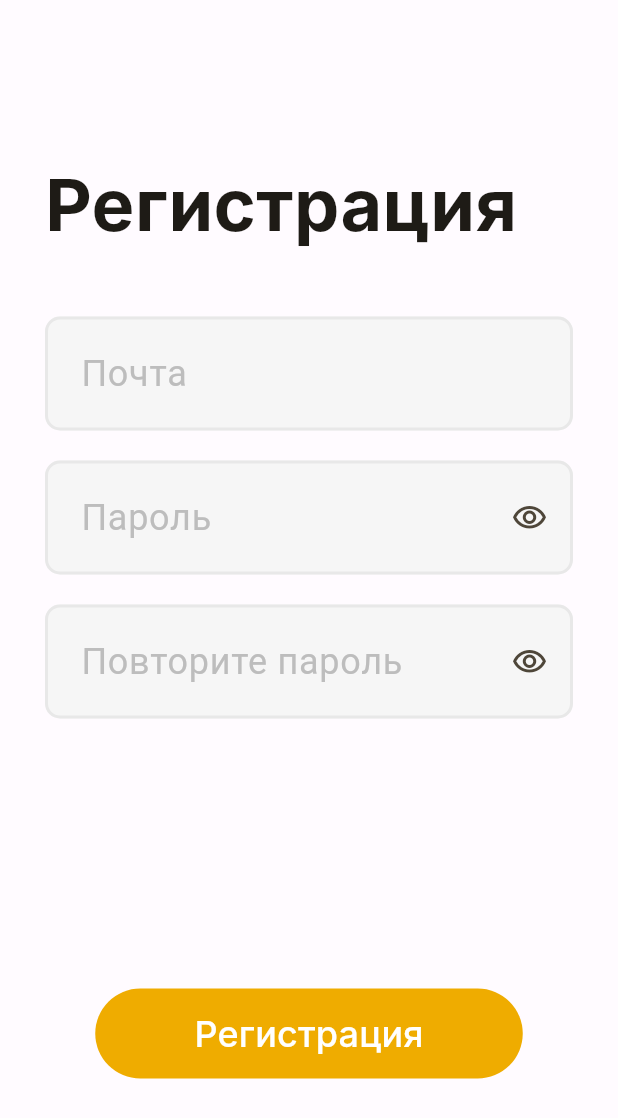
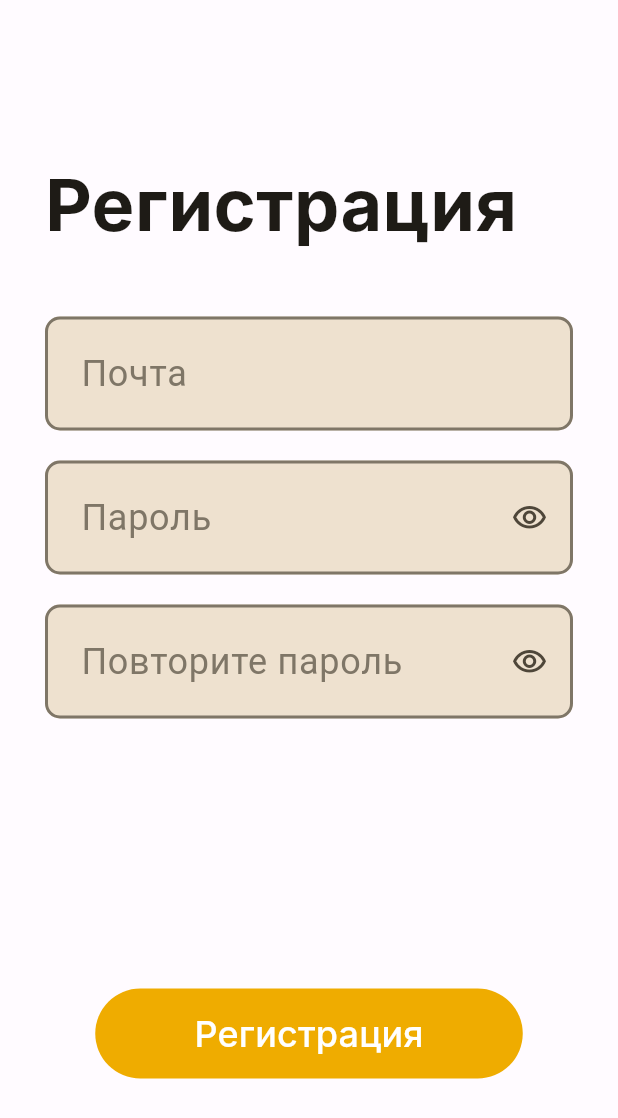
Before and after one commit to xander-07/IQJ, a Flutter app: the RegScreen screen opened by its route, on a phone screen of 412 x 824 dp. Shown: the top 1118 px of the screen. Run offline on Flutter 3.47's test engine with Material 3 defaults, Android fonts, the phone set to English and light mode, and no system bars; our stand-ins replace bloc, cloud_firestore, emoji_picker_flutter, firebase_auth, firebase_core, flutter_bloc and 7 more; missing offline and left inert: dart:html; accounts and stored records are empty; network calls fail; Roboto replaces fonts that are missing (Inter); project files that could hold a hidden picture were left out.

Commit message:
Add time and date to chat, change some auth/reg stuff

```diff
--- a/lib/features/auth/domain/emailField.dart
+++ b/lib/features/auth/domain/emailField.dart
@@ -23,53 +23,53 @@ class _EmailFieldState extends State<EmailField> {
       child: TextFormField(
         controller: widget.controllerEmail,
         keyboardType: TextInputType.emailAddress,
-        cursorColor: const Color.fromARGB(255, 239, 172, 0),
-        style: const TextStyle(
+        cursorColor: Theme.of(context).colorScheme.primary,
+        style: TextStyle(
           fontSize: 24,
-          color: Color(0xFF2E2E2E),
+          color: Theme.of(context).colorScheme.onSurface,
         ),
         decoration: InputDecoration(
           floatingLabelBehavior: FloatingLabelBehavior.never,
           filled: true,
-          fillColor: boxFillColor,
+          fillColor: Theme.of(context).colorScheme.surfaceVariant,
           contentPadding: EdgeInsets.symmetric(horizontal: 20, vertical: 20),
           label: Container(
-            child: const Text(
+            child: Text(
               "Почта",
               style: TextStyle(
-                color: Color(0xFFBDBDBD),
+                color: Theme.of(context).colorScheme.outline,
                 fontSize: 24,
               ),
             ),
           ),
           border: OutlineInputBorder(
             borderRadius: BorderRadius.circular(10),
-            borderSide: const BorderSide(
-              color: Color(0xFFE8E8E8),
+            borderSide: BorderSide(
+              color: Theme.of(context).colorScheme.outline,
               width: 2,
             ),
           ),
           enabledBorder: OutlineInputBorder(
             borderRadius: BorderRadius.circular(10),
-            borderSide: const BorderSide(
-              color: Color(0xFFE8E8E8),
+            borderSide: BorderSide(
+              color: Theme.of(context).colorScheme.outline,
               width: 2,
             ),
           ),
           errorBorder: OutlineInputBorder(
             borderRadius: BorderRadius.circular(10),
-            borderSide: const BorderSide(
-              color: Color(0xFFDC0000),
+            borderSide: BorderSide(
+              color: Theme.of(context).colorScheme.error,
               width: 2,
             ),
           ),
-          errorStyle: const TextStyle(
-            color: Color(0xFFDC0000),
+          errorStyle: TextStyle(
+            color: Theme.of(context).colorScheme.error,
           ),
           focusedBorder: OutlineInputBorder(
             borderRadius: BorderRadius.circular(10),
-            borderSide: const BorderSide(
-              color: Color.fromARGB(255, 239, 172, 0),
+            borderSide: BorderSide(
+              color: Theme.of(context).colorScheme.primary,
               width: 2,
             ),
           ),
@@ -81,7 +81,7 @@ class _EmailFieldState extends State<EmailField> {
         onChanged: (value) {
           setState(() {
             _email = value;
-            boxFillColor = const Color(0xFFF6F6F6);
+            boxFillColor = Theme.of(context).colorScheme.onError;
           });
           widget.onEmailChanged(value);
         },
@@ -90,11 +90,11 @@ class _EmailFieldState extends State<EmailField> {
           final RegExp regEx = RegExp(r'^[a-zA-Z0-9~`!@#$%^&*()-_=+[\]{}|;:\"<,>.?\/]+@mirea\.ru$'); // Regex [anything]@mirea.ru
           // TODO сделать подсветку ошибок
           if (value == null || value.isEmpty) {
-            boxFillColor = Color(0xFFFFE5E5);
+            boxFillColor = Theme.of(context).colorScheme.onError;
             isError = true;
             return "Введите адрес почты.";
           } else if (!regEx.hasMatch(value)) {
-            boxFillColor = Color(0xFFFFE5E5);
+            boxFillColor = Theme.of(context).colorScheme.onError;
             isError = true;
             return "Некорректный адрес почты.";
           }
--- a/lib/features/registration/domain/passwordField.dart
+++ b/lib/features/registration/domain/passwordField.dart
@@ -32,53 +32,53 @@ class _PasswordFieldState extends State<PasswordField> {
       child: TextFormField(
         obscureText: _ishidden,
         keyboardType: TextInputType.visiblePassword,
-        cursorColor: const Color.fromARGB(255, 239, 172, 0),
-        style: const TextStyle(
+        cursorColor: Theme.of(context).colorScheme.primary,
+        style: TextStyle(
           fontSize: 24,
-          color: Color(0xFF2E2E2E),
+          color: Theme.of(context).colorScheme.onSurface,
         ),
         decoration: InputDecoration(
           floatingLabelBehavior: FloatingLabelBehavior.never,
           filled: true,
-          fillColor: boxFillColor,
+          fillColor: Theme.of(context).colorScheme.surfaceVariant,
           contentPadding: const EdgeInsets.symmetric(horizontal: 20, vertical: 20),
           label: Container(
-            child: const Text(
+            child: Text(
               "Пароль",
               style: TextStyle(
-                color: Color(0xFFBDBDBD),
+                color: Theme.of(context).colorScheme.outline,
                 fontSize: 24,
               ),
             ),
           ),
           border: OutlineInputBorder(
             borderRadius: BorderRadius.circular(10),
-            borderSide: const BorderSide(
-              color: Color(0xFFE8E8E8),
+            borderSide: BorderSide(
+              color: Theme.of(context).colorScheme.outline,
               width: 2,
             ),
           ),
           enabledBorder: OutlineInputBorder(
             borderRadius: BorderRadius.circular(10),
-            borderSide: const BorderSide(
-              color: Color(0xFFE8E8E8),
+            borderSide: BorderSide(
+              color: Theme.of(context).colorScheme.outline,
               width: 2,
             ),
           ),
           errorBorder: OutlineInputBorder(
             borderRadius: BorderRadius.circular(10),
-            borderSide: const BorderSide(
-              color: Color(0xFFDC0000),
+            borderSide: BorderSide(
+              color: Theme.of(context).colorScheme.error,
               width: 2,
             ),
           ),
-          errorStyle: const TextStyle(
-            color: Color(0xFFDC0000),
+          errorStyle: TextStyle(
+            color: Theme.of(context).colorScheme.error,
           ),
           focusedBorder: OutlineInputBorder(
             borderRadius: BorderRadius.circular(10),
-            borderSide: const BorderSide(
-              color: Color.fromARGB(255, 239, 172, 0),
+            borderSide: BorderSide(
+              color: Theme.of(context).colorScheme.primary,
               width: 2,
             ),
           ),
@@ -102,17 +102,17 @@ class _PasswordFieldState extends State<PasswordField> {
         onChanged: (value) {
           setState(() {
             _password = value;
-            boxFillColor = const Color(0xFFF6F6F6);
+            boxFillColor = Theme.of(context).colorScheme.onError;
           });
           widget.onPasswordChanged(value);
         },
         validator: (value) {
           // confirmPass = value;
           if (value == null) {
-            boxFillColor = const Color(0xFFFFE5E5);
+            boxFillColor = Theme.of(context).colorScheme.onError;
             return 'Введите пароль';
           } else if (value.length < 3) {
-            boxFillColor = const Color(0xFFFFE5E5);
+            boxFillColor = Theme.of(context).colorScheme.onError;
             return 'Пароль должен содержать минимум 3 символа.';
           }
           return null;
--- a/lib/features/registration/domain/repPasswordField.dart
+++ b/lib/features/registration/domain/repPasswordField.dart
@@ -33,53 +33,53 @@ class _RepPasswordFieldState extends State<RepPasswordField> {
       child: TextFormField(
         obscureText: _ishidden,
         keyboardType: TextInputType.visiblePassword,
-        cursorColor: const Color.fromARGB(255, 239, 172, 0),
-        style: const TextStyle(
+        cursorColor: Theme.of(context).colorScheme.primary,
+        style: TextStyle(
           fontSize: 24,
-          color: Color(0xFF2E2E2E),
+          color: Theme.of(context).colorScheme.onSurface,
         ),
         decoration: InputDecoration(
           floatingLabelBehavior: FloatingLabelBehavior.never,
           filled: true,
-          fillColor: boxFillColor,
+          fillColor: Theme.of(context).colorScheme.surfaceVariant,
           contentPadding: const EdgeInsets.symmetric(horizontal: 20, vertical: 20),
           label: Container(
-            child: const Text(
+            child: Text(
               "Повторите пароль",
               style: TextStyle(
-                color: Color(0xFFBDBDBD),
+                color: Theme.of(context).colorScheme.outline,
                 fontSize: 24,
               ),
             ),
           ),
           border: OutlineInputBorder(
             borderRadius: BorderRadius.circular(10),
-            borderSide: const BorderSide(
-              color: Color(0xFFE8E8E8),
+            borderSide: BorderSide(
+              color: Theme.of(context).colorScheme.outline,
               width: 2,
             ),
           ),
           enabledBorder: OutlineInputBorder(
             borderRadius: BorderRadius.circular(10),
-            borderSide: const BorderSide(
-              color: Color(0xFFE8E8E8),
+            borderSide: BorderSide(
+              color: Theme.of(context).colorScheme.outline,
               width: 2,
             ),
           ),
           errorBorder: OutlineInputBorder(
             borderRadius: BorderRadius.circular(10),
-            borderSide: const BorderSide(
-              color: Color(0xFFDC0000),
+            borderSide: BorderSide(
+              color: Theme.of(context).colorScheme.error,
               width: 2,
             ),
           ),
-          errorStyle: const TextStyle(
-            color: Color(0xFFDC0000),
+          errorStyle: TextStyle(
+            color: Theme.of(context).colorScheme.error,
           ),
           focusedBorder: OutlineInputBorder(
             borderRadius: BorderRadius.circular(10),
-            borderSide: const BorderSide(
-              color: Color.fromARGB(255, 239, 172, 0),
+            borderSide: BorderSide(
+              color: Theme.of(context).colorScheme.primary,
               width: 2,
             ),
           ),
@@ -100,17 +100,17 @@ class _RepPasswordFieldState extends State<RepPasswordField> {
         ),
         ),
         onChanged: (value) {
-          boxFillColor = const Color(0xFFF6F6F6);
+          boxFillColor = Theme.of(context).colorScheme.onError;
           setState(() {
             _password = value;
-            boxFillColor = const Color(0xFFF6F6F6);
+            boxFillColor = Theme.of(context).colorScheme.onError;
           });
           widget.onPasswordChanged(value);
         },
         validator: (value) {
           // TODO сделать подсветку ошибок
           if (value == null) {
-            boxFillColor = const Color(0xFFFFE5E5);
+            boxFillColor = Theme.of(context).colorScheme.onError;
             return 'Введите пароль';
           // } else if (value != confirmPass) {
           //   boxFillColor = const Color(0xFFFFE5E5);
--- a/pubspec.yaml
+++ b/pubspec.yaml
@@ -49,6 +49,7 @@ dependencies:
   firebase_auth: ^4.19.4
   provider: ^6.1.2
   cloud_firestore: ^4.17.2
+  emoji_picker_flutter: ^2.1.0
 
 dev_dependencies:
   flutter_test:
```
Also changed, not shown: lib/features/auth/data/auth_service.dart (+20 -2 lines), lib/features/messenger/presentation/chats_loaded_screen.dart (+182 -62 lines).
